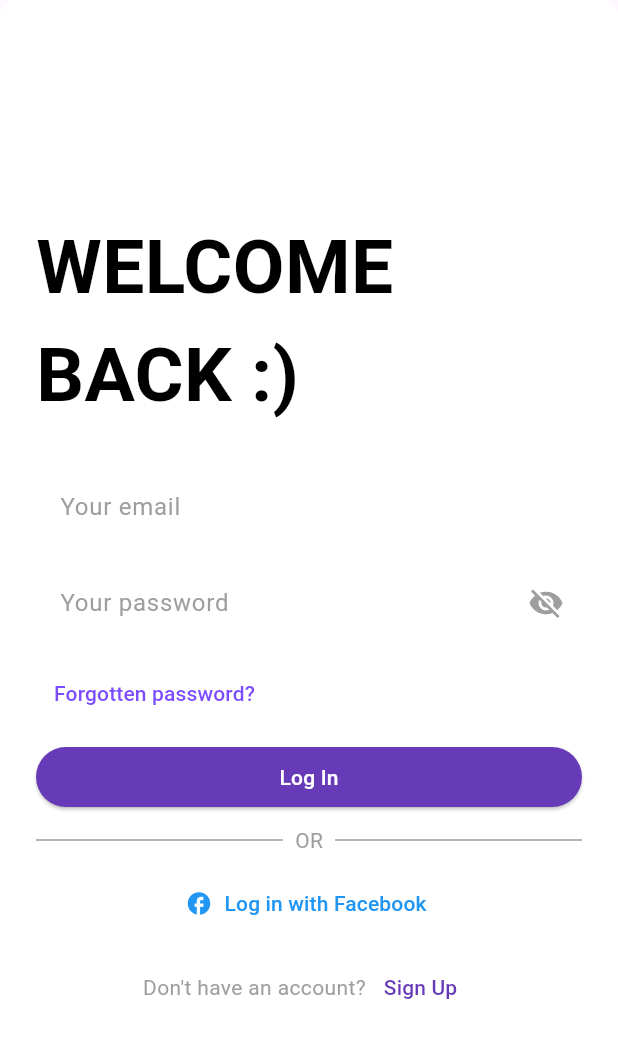
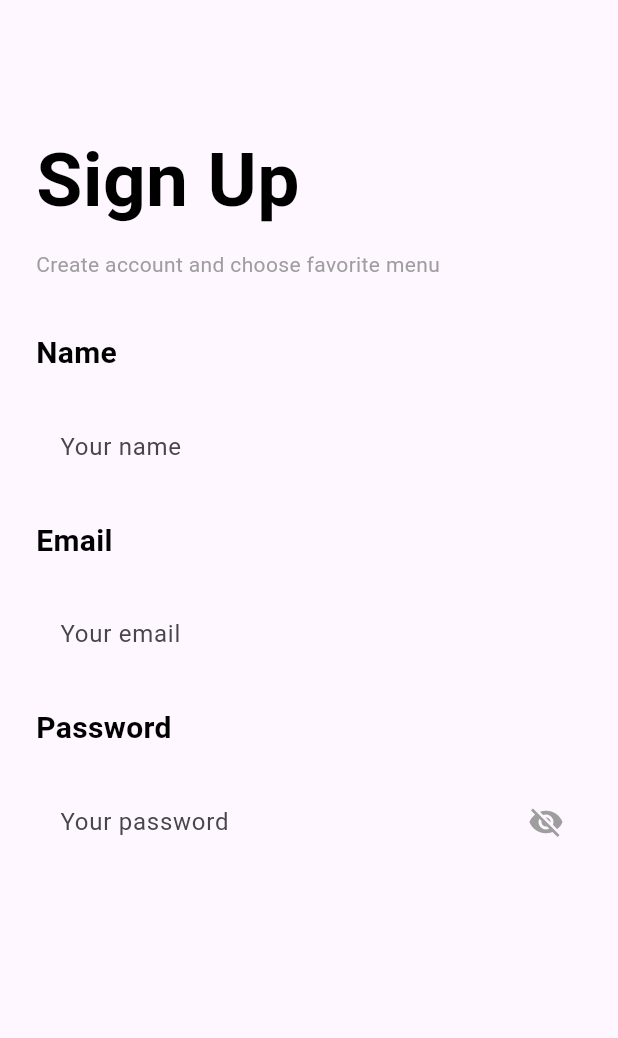
Before and after one commit to TheDamrek/BazarApp, a Flutter app: the screen it shows after launch, on a phone screen of 412 x 824 dp. Shown: the top 1038 px of the screen. Run offline on Flutter 3.47's test engine with Material 3 defaults, Android fonts, the light colour scheme and no system bars; Roboto replaces fonts that are missing (Billabong).

Commit message:
signup screen part 1

```diff
--- a/lib/main.dart
+++ b/lib/main.dart
@@ -1,6 +1,7 @@
 import 'package:flutter/material.dart';
 import 'screens/opening_screen.dart';
 import 'screens/login_screen.dart';
+import 'screens/signup_screen.dart';
 void main() {
   runApp(const MyApp());
 }
@@ -14,7 +15,7 @@ class MyApp extends StatelessWidget {
   Widget build(BuildContext context) {
     return const MaterialApp(
       debugShowCheckedModeBanner: false,
-      home: LoginScreen(),
+      home: SignUpScreen(),
     );
   }
 }
--- /dev/null
+++ b/lib/screens/signup_screen.dart
@@ -0,0 +1,100 @@
+import 'package:flutter/material.dart';
+
+class SignUpScreen extends StatelessWidget {
+  const SignUpScreen({super.key});
+
+
+  @override
+  Widget build(BuildContext context) {
+    return Scaffold(
+      body: Padding(
+       padding: const EdgeInsets.all(24.0),
+        child: Column(
+          crossAxisAlignment: CrossAxisAlignment.start,
+          children: [
+             const SizedBox(height: 60),
+            const Align(
+              alignment: Alignment.topLeft,
+              child: Text(
+                'Sign Up',
+                style: TextStyle(
+                  color: Colors.black,
+                  fontSize: 50,
+                  fontWeight: FontWeight.bold,
+                  fontFamily: 'Billabong',
+                ),
+              ),
+            ),
+           const SizedBox(height: 10),
+            const Text(
+              'Create account and choose favorite menu',
+              style: TextStyle(
+                color: Colors.grey,
+                fontSize: 14,
+              ),
+            ),
+              const SizedBox(height: 35),
+             const Text(
+              'Name',
+              style: TextStyle(
+                color: Colors.black,
+                fontSize: 20,
+                fontWeight: FontWeight.bold,
+              ),
+            ),
+            const SizedBox(height: 20),
+            TextField(
+              decoration: InputDecoration(
+                labelText: 'Your name',
+                border: OutlineInputBorder(
+                  borderRadius: BorderRadius.circular(12),
+                  borderSide: BorderSide.none
+                ),
+              ),
+            ),
+             const SizedBox(height: 20),
+             const Text(
+              'Email',
+              style: TextStyle(
+                color: Colors.black,
+                fontSize: 20,
+                fontWeight: FontWeight.bold,
+              ),
+            ),
+            const SizedBox(height: 20),
+            TextField(
+              decoration: InputDecoration(
+                labelText: 'Your email',
+                border: OutlineInputBorder(
+                  borderRadius: BorderRadius.circular(12),
+                  borderSide: BorderSide.none
+                ),
+              ),
+            ),
+             const SizedBox(height: 20),
+             const Text(
+              'Password',
+              style: TextStyle(
+                color: Colors.black,
+                fontSize: 20,
+                fontWeight: FontWeight.bold,
+              ),
+            ),
+            const SizedBox(height: 20),
+            TextField(
+              obscureText: true,
+              decoration: InputDecoration(
+                labelText: 'Your password',
+                border: OutlineInputBorder(
+                  borderRadius: BorderRadius.circular(12),
+                  borderSide: BorderSide.none
+                ),
+                suffixIcon: Icon( Icons.visibility_off, color: Colors.grey)
+              ),
+            ),
+          ],
+        ),
+      ),
+    );
+  }
+}
```
Also changed, not shown: lib/screens/login_screen.dart (+7 -7 lines), lib/screens/OpeningScreen.dart (renamed from lib/screens/opening_screen.dart), 1 other file.
